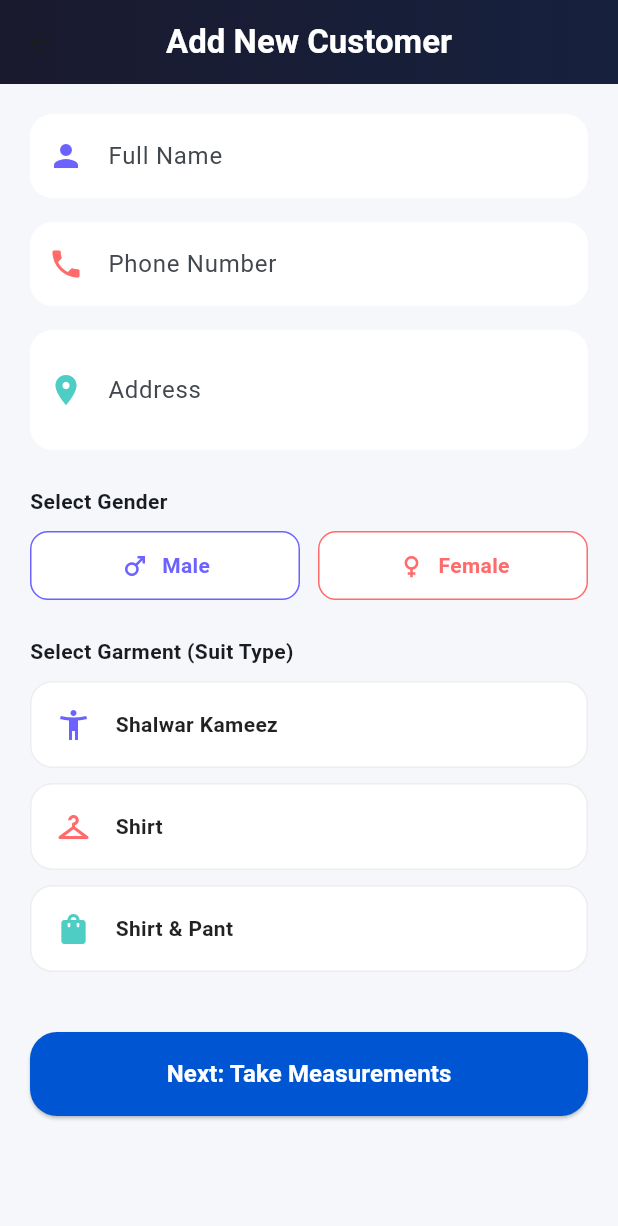
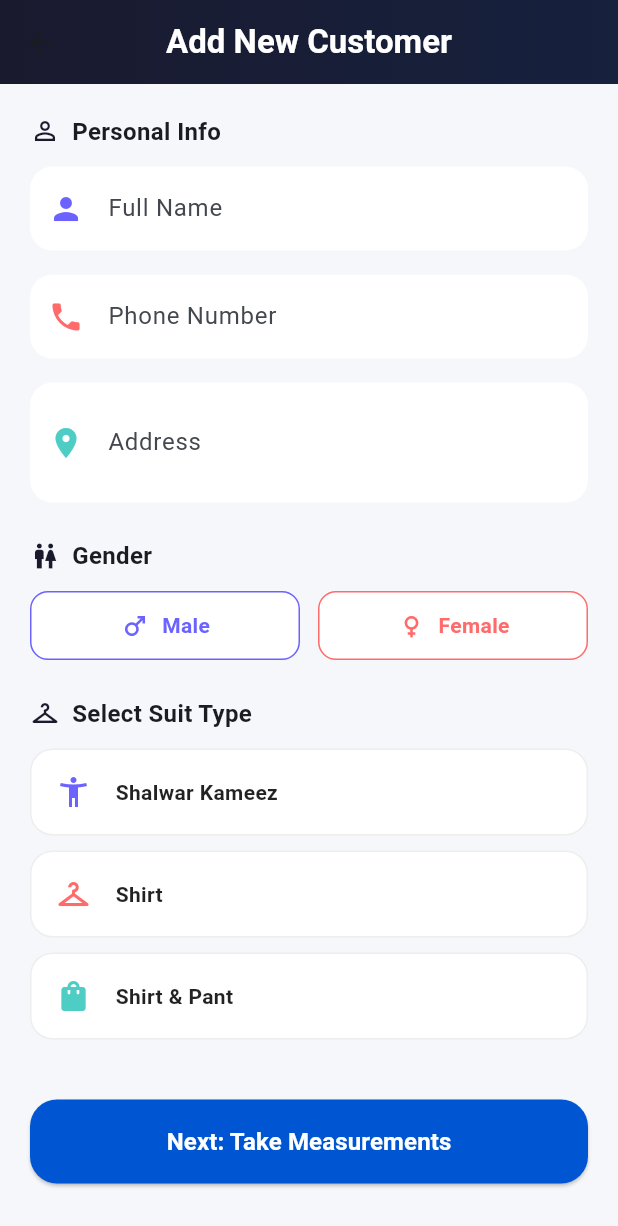
Before and after one commit to talibafridi97-source/Tailor_Management_System, a Flutter app: the CustomerScreen screen opened directly, after a tap on the "person add" icon, on a phone screen of 412 x 824 dp. Shown: the top 1226 px of the screen. Run offline on Flutter 3.47's test engine with Material 3 defaults, Android fonts, the phone set to English and light mode, and no system bars; our stand-ins replace pdf, printing, shared_preferences; accounts and stored records are empty; network calls fail.

Commit message:
Fix Customer Directory sync and Delete functionality: Restored addCustomer call and improved debugging

```diff
--- a/lib/controllers/customer_provider.dart
+++ b/lib/controllers/customer_provider.dart
@@ -11,6 +11,7 @@ class CustomerProvider extends ChangeNotifier {
   String? get errorMessage => _errorMessage;
 
   Future<void> fetchCustomers() async {
+    print("DEBUG: fetchCustomers() started...");
     _isLoading = true;
     _errorMessage = null;
     notifyListeners();
@@ -19,11 +20,14 @@ class CustomerProvider extends ChangeNotifier {
       final result = await CustomerService.getCustomersVerbose();
       if (result['success']) {
         _customers = result['data'] ?? [];
+        print("DEBUG: Successfully loaded ${_customers.length} customers into Provider");
       } else {
         _errorMessage = result['message'];
+        print("DEBUG: fetchCustomers() failed: $_errorMessage");
       }
     } catch (e) {
       _errorMessage = e.toString();
+      print("DEBUG: fetchCustomers() Exception: $e");
     } finally {
       _isLoading = false;
       notifyListeners();
@@ -37,6 +41,7 @@ class CustomerProvider extends ChangeNotifier {
     String gender = 'Male',
     required Map<String, dynamic> measurements,
   }) async {
+    print("DEBUG: addCustomer() for $name");
     final result = await CustomerService.addCustomer(
       name: name,
       phone: phone,
@@ -46,18 +51,28 @@ class CustomerProvider extends ChangeNotifier {
     );
 
     if (result['success']) {
+      print("DEBUG: Customer added successfully. Refreshing list...");
       await fetchCustomers();
       return true;
     }
+    print("DEBUG: addCustomer() failed");
     return false;
   }
 
   Future<bool> deleteCustomer(String id) async {
+    print("DEBUG: Attempting to delete customer with ID: $id");
+    if (id.isEmpty) {
+       print("DEBUG: Cannot delete, ID is empty!");
+       return false;
+    }
+
     final success = await CustomerService.deleteCustomer(id);
     if (success) {
+      print("DEBUG: Customer deleted successfully. Refreshing list...");
       await fetchCustomers();
       return true;
     }
+    print("DEBUG: deleteCustomer() failed on server/network");
     return false;
   }
 }
--- a/lib/views/add_customer_screen.dart
+++ b/lib/views/add_customer_screen.dart
@@ -44,7 +44,7 @@ class _AddCustomerScreenState extends State<AddCustomerScreen> {
             address: _addressController.text.trim(),
             gender: _selectedGender!,
             garment: _selectedGarment!,
-            // karigarName will be passed or handled in MeasurementScreen
+            // We pass null for now, but MeasurementScreen will allow choosing a Karigar per order
           ),
         ),
       );
@@ -71,6 +71,7 @@ class _AddCustomerScreenState extends State<AddCustomerScreen> {
           child: Column(
             crossAxisAlignment: CrossAxisAlignment.start,
             children: [
+              _buildSectionHeader("Personal Info", Icons.person_outline),
               _buildField(_nameController, "Full Name", Icons.person, const Color(0xFF6C63FF)),
               const SizedBox(height: 16),
               _buildField(_phoneController, "Phone Number", Icons.phone, const Color(0xFFFF6B6B), keyboardType: TextInputType.phone),
@@ -78,8 +79,7 @@ class _AddCustomerScreenState extends State<AddCustomerScreen> {
               _buildField(_addressController, "Address", Icons.location_on, const Color(0xFF4ECDC4), maxLines: 2),
 
               const SizedBox(height: 24),
-              const Text("Select Gender", style: TextStyle(fontWeight: FontWeight.bold)),
-              const SizedBox(height: 10),
+              _buildSectionHeader("Gender", Icons.wc),
               Row(
                 children: [
                   _genderOption("Male", Icons.male, const Color(0xFF6C63FF)),
@@ -89,15 +89,28 @@ class _AddCustomerScreenState extends State<AddCustomerScreen> {
               ),
 
               const SizedBox(height: 24),
-              const Text("Select Garment (Suit Type)", style: TextStyle(fontWeight: FontWeight.bold)),
-              const SizedBox(height: 10),
+              _buildSectionHeader("Select Suit Type", Icons.checkroom),
               ..._garments.map((g) => _garmentOption(g)),
 
               const SizedBox(height: 30),
               _nextButton(),
+              const SizedBox(height: 20),
             ],
           ),
         ),
+      ),
+    );
+  }
+
+  Widget _buildSectionHeader(String title, IconData icon) {
+    return Padding(
+      padding: const EdgeInsets.only(bottom: 12),
+      child: Row(
+        children: [
+          Icon(icon, size: 20, color: const Color(0xFF1A1A2E)),
+          const SizedBox(width: 8),
+          Text(title, style: const TextStyle(fontSize: 16, fontWeight: FontWeight.bold)),
+        ],
       ),
     );
   }
```
Also changed, not shown: lib/views/measurement_screen.dart (+17 -3 lines).
